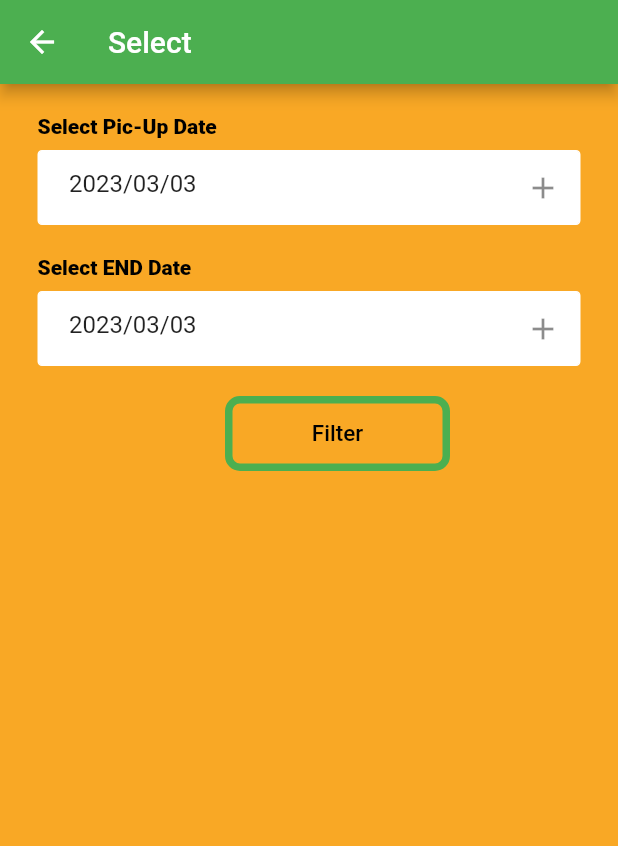
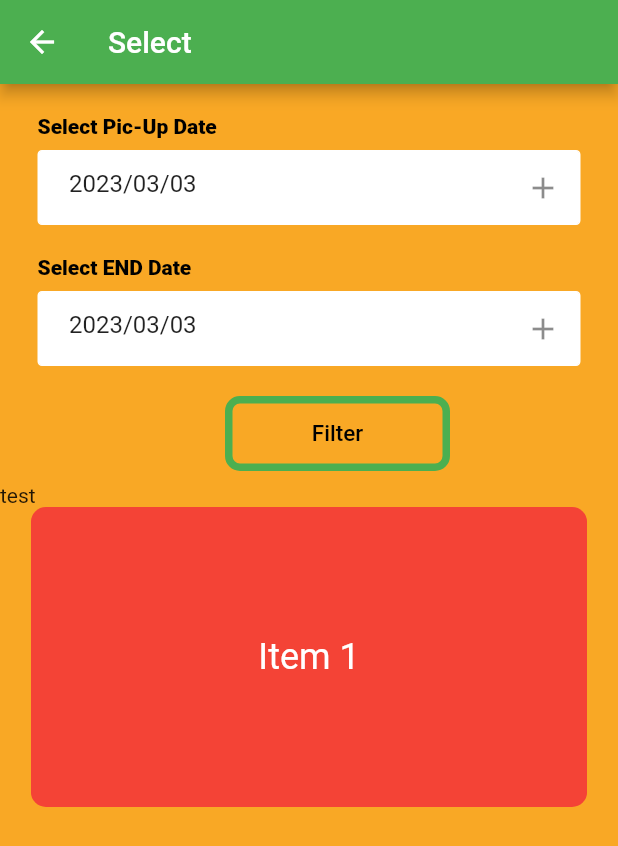
Before and after one commit to WarunaDisanayaka/Car-renting-platform, a Flutter app: the home screen opened directly, on a phone screen of 412 x 824 dp. Shown: the top 846 px of the screen. Run offline on Flutter 3.47's test engine with Material 2 defaults, Android fonts, the phone set to English and light mode, and no system bars; drawn by our look-alikes of carousel_slider.

```diff
--- a/app/lib/home.dart
+++ b/app/lib/home.dart
@@ -1,5 +1,6 @@
 import 'package:flutter/cupertino.dart';
 import 'package:flutter/material.dart';
+import 'package:carousel_slider/carousel_slider.dart';
 
 class home extends StatefulWidget {
   const home({Key? key}) : super(key: key);
@@ -191,6 +192,59 @@ class _homeState extends State<home> {
                 },
               ),
             ),
+
+            Text("test"),
+
+            CarouselSlider(
+              items: [
+                ClipRRect(
+                  borderRadius: BorderRadius.circular(10),
+                  child: Container(
+                    color: Colors.red,
+                    child: Center(
+                      child: Text("Item 1", style: TextStyle(color: Colors.white, fontSize: 24)),
+                    ),
+                  ),
+                ),
+                ClipRRect(
+                  borderRadius: BorderRadius.circular(10),
+                  child: Container(
+                    color: Colors.blue,
+                    child: Center(
+                      child: Text("Item 2", style: TextStyle(color: Colors.white, fontSize: 24)),
+                    ),
+                  ),
+                ),
+                ClipRRect(
+                  borderRadius: BorderRadius.circular(10),
+                  child: Container(
+                    color: Colors.green,
+                    child: Center(
+                      child: Text("Item 3", style: TextStyle(color: Colors.white, fontSize: 24)),
+                    ),
+                  ),
+                ),
+              ],
+              options: CarouselOptions(
+                height: 200,
+                aspectRatio: 16/9,
+                viewportFraction: 0.9,
+                initialPage: 0,
+                enableInfiniteScroll: true,
+                reverse: false,
+                autoPlay: true,
+                autoPlayInterval: Duration(seconds: 3),
+                autoPlayAnimationDuration: Duration(milliseconds: 800),
+                autoPlayCurve: Curves.fastOutSlowIn,
+                enlargeCenterPage: true,
+                onPageChanged: (index, reason) {
+                  setState(() {
+                  });
+                },
+                scrollDirection: Axis.horizontal,
+              ),
+            )
+
           ],
         ),
       ),
--- a/app/pubspec.yaml
+++ b/app/pubspec.yaml
@@ -36,6 +36,7 @@ dependencies:
   # The following adds the Cupertino Icons font to your application.
   # Use with the CupertinoIcons class for iOS style icons.
   cupertino_icons: ^1.0.2
+  carousel_slider: ^4.0.0
 
 dev_dependencies:
   flutter_test:
```
Also changed, not shown: app/pubspec.lock.
